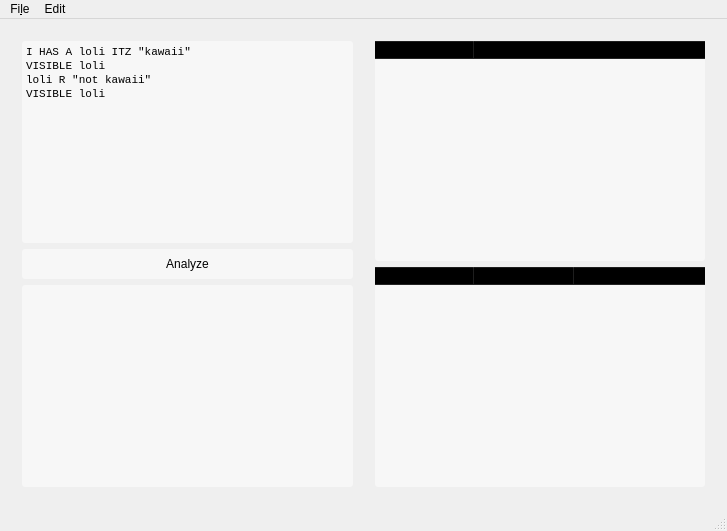
First picture: the form in mainwindow.ui, repository jkcdarunday/ProjectDestiny, before the edit.
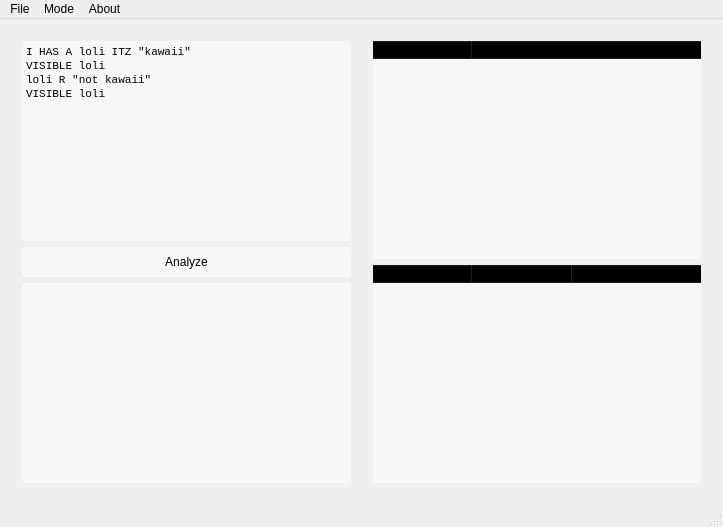
Second picture: the form after the edit. Icons and pictures are not drawn.

Patch:
```diff
--- a/mainwindow.ui
+++ b/mainwindow.ui
@@ -6,8 +6,8 @@
    <rect>
     <x>0</x>
     <y>0</y>
-    <width>727</width>
-    <height>531</height>
+    <width>723</width>
+    <height>527</height>
    </rect>
   </property>
   <property name="windowTitle">
@@ -160,34 +160,42 @@
     </item>
    </layout>
   </widget>
+  <widget class="QStatusBar" name="statusBar"/>
   <widget class="QMenuBar" name="menuBar">
    <property name="geometry">
     <rect>
      <x>0</x>
      <y>0</y>
-     <width>727</width>
+     <width>723</width>
      <height>20</height>
     </rect>
    </property>
    <widget class="QMenu" name="menuFile">
     <property name="title">
-     <string>Fi&amp;le</string>
+     <string>File</string>
     </property>
     <addaction name="actionLoad"/>
     <addaction name="actionSave"/>
     <addaction name="separator"/>
     <addaction name="actionQuit"/>
    </widget>
-   <widget class="QMenu" name="menuAnalyze">
+   <widget class="QMenu" name="menuMode">
     <property name="title">
-     <string>Edit</string>
+     <string>Mode</string>
     </property>
     <addaction name="actionAnalyze"/>
    </widget>
+   <widget class="QMenu" name="menuAbout">
+    <property name="title">
+     <string>About</string>
+    </property>
+    <addaction name="actionLOLi"/>
+    <addaction name="actionAuthors"/>
+   </widget>
    <addaction name="menuFile"/>
-   <addaction name="menuAnalyze"/>
+   <addaction name="menuMode"/>
+   <addaction name="menuAbout"/>
   </widget>
-  <widget class="QStatusBar" name="statusBar"/>
   <action name="actionLoad">
    <property name="icon">
     <iconset resource="Icons.qrc">
```
Left out of the diff: 29 changed lines with no effect on the pictures.
